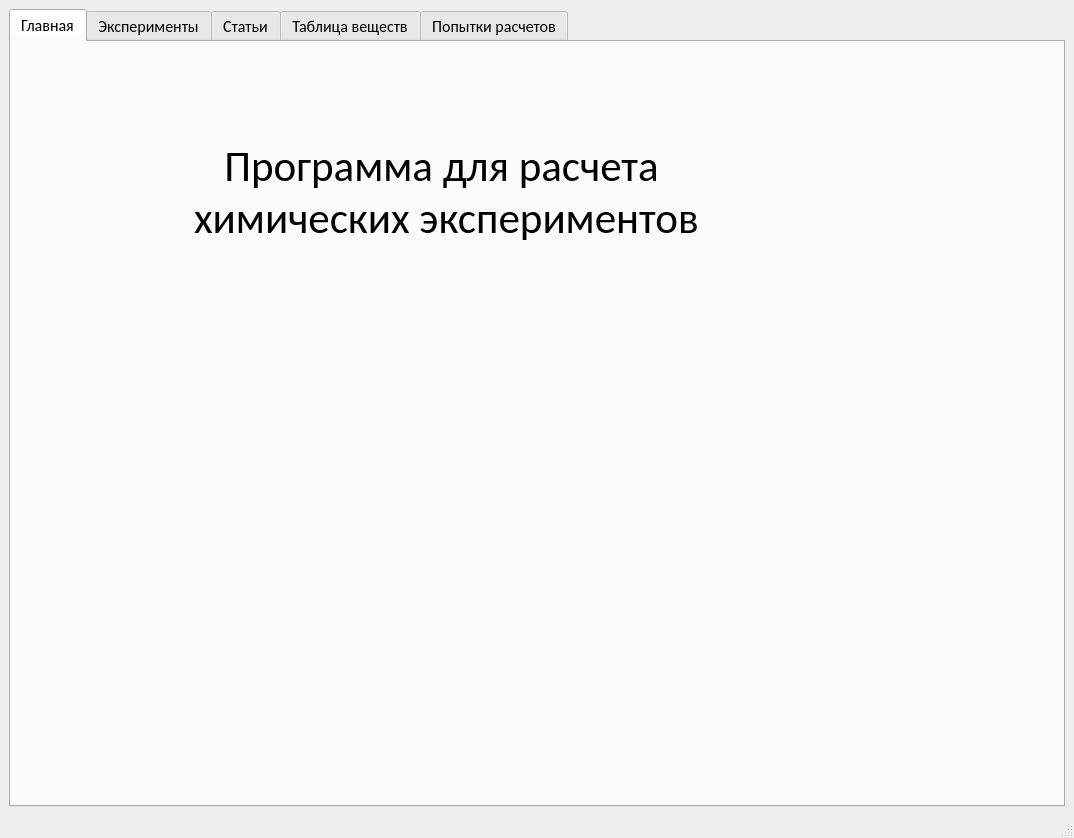
This is ui/UiForChem.ui in Vladislav005/Chemical-Calculations as Qt 5 draws it before an edit. The edited form follows.
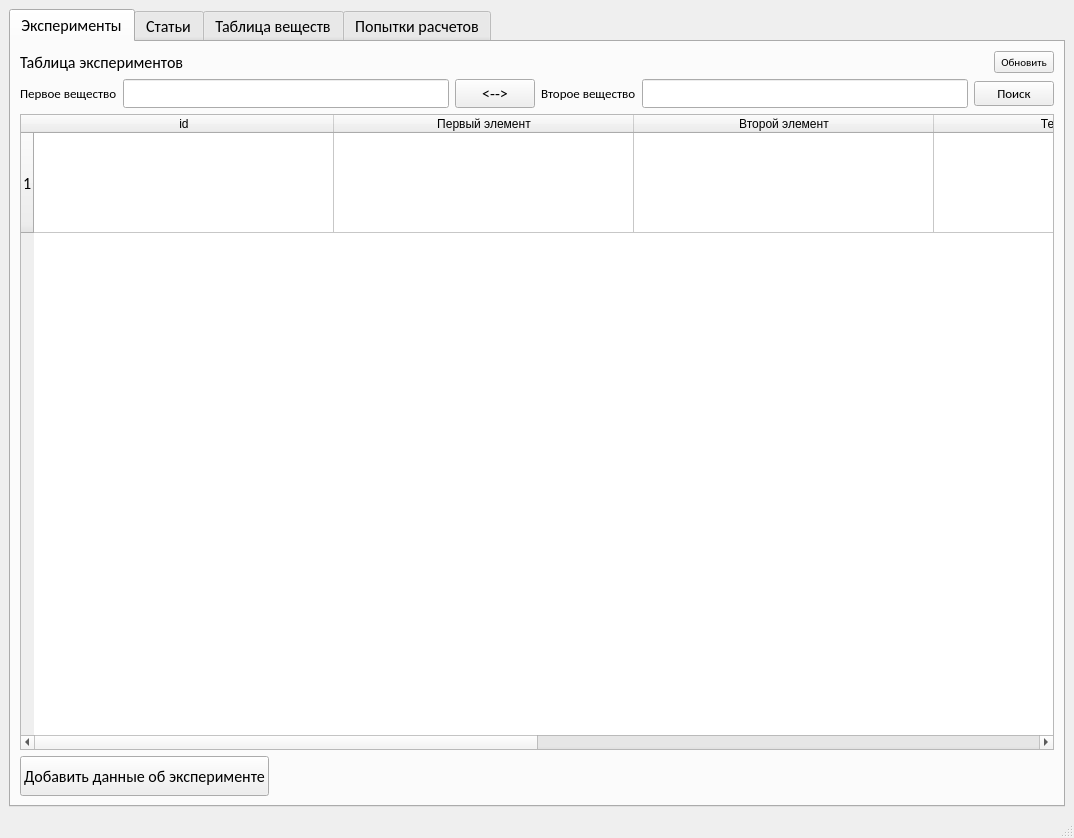
This is the edited form. The open tabs and pages were chosen to show the change.

Commit message: Немного изменений

```diff
--- a/ui/UiForChem.ui
+++ b/ui/UiForChem.ui
@@ -58,49 +58,6 @@
       <property name="tabBarAutoHide">
        <bool>false</bool>
       </property>
-      <widget class="QWidget" name="tab">
-       <attribute name="title">
-        <string>Главная</string>
-       </attribute>
-       <widget class="QLabel" name="label_2">
-        <property name="geometry">
-         <rect>
-          <x>0</x>
-          <y>40</y>
-          <width>861</width>
-          <height>221</height>
-         </rect>
-        </property>
-        <property name="minimumSize">
-         <size>
-          <width>600</width>
-          <height>100</height>
-         </size>
-        </property>
-        <property name="font">
-         <font>
-          <pointsize>32</pointsize>
-          <kerning>true</kerning>
-         </font>
-        </property>
-        <property name="text">
-         <string>Программа для расчета
- химических экспериментов</string>
-        </property>
-        <property name="scaledContents">
-         <bool>false</bool>
-        </property>
-        <property name="alignment">
-         <set>Qt::AlignCenter</set>
-        </property>
-        <property name="wordWrap">
-         <bool>false</bool>
-        </property>
-        <property name="openExternalLinks">
-         <bool>false</bool>
-        </property>
-       </widget>
-      </widget>
       <widget class="QWidget" name="tab_3">
        <attribute name="title">
         <string>Эксперименты</string>
@@ -145,7 +102,7 @@
              </font>
             </property>
             <property name="text">
-             <string>Первый элемент</string>
+             <string>Первое вещество</string>
             </property>
            </widget>
           </item>
@@ -167,7 +124,7 @@
              </font>
             </property>
             <property name="text">
-             <string>Второй элемент</string>
+             <string>Второе вещество</string>
             </property>
            </widget>
           </item>
```
Left out of the diff: 2 changed lines with no effect on the pictures. The commit also changes 1 other file.
